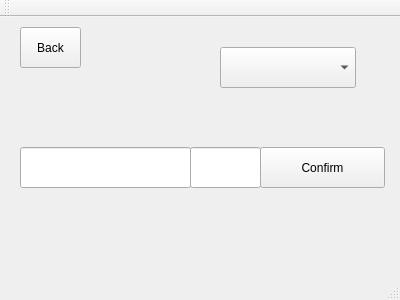
Above: Client/settingswindow.ui from ljmc2000/VirtualConcertHall before the change. Below: the same form after it.
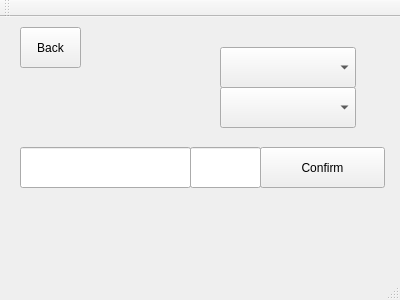
That is the form after the change.

Commit message: clients now output recieved midi packets. also fixed crash with unavailable instrament

```diff
--- a/Client/settingswindow.ui
+++ b/Client/settingswindow.ui
@@ -70,6 +70,16 @@
      <string>Back</string>
     </property>
    </widget>
+   <widget class="QComboBox" name="midiOutputSelector">
+    <property name="geometry">
+     <rect>
+      <x>220</x>
+      <y>70</y>
+      <width>136</width>
+      <height>41</height>
+     </rect>
+    </property>
+   </widget>
   </widget>
   <widget class="QMenuBar" name="menuBar">
    <property name="geometry">
```
Left out of the diff: 2 changed lines with no effect on the pictures. The commit also changes 6 other files.
